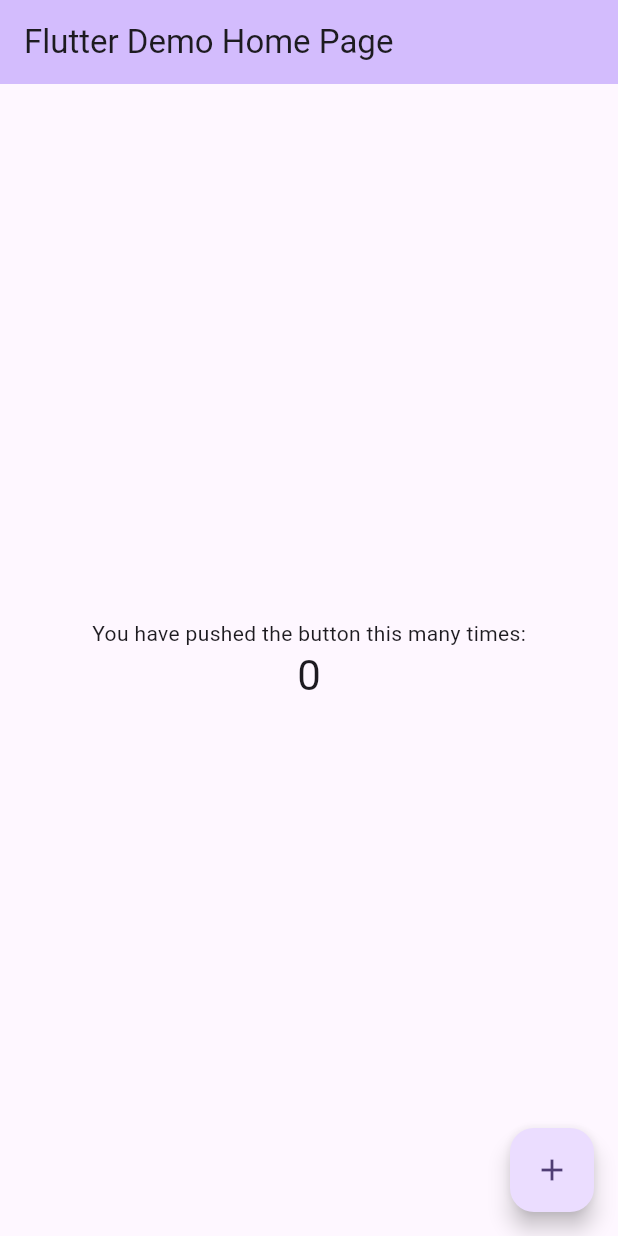
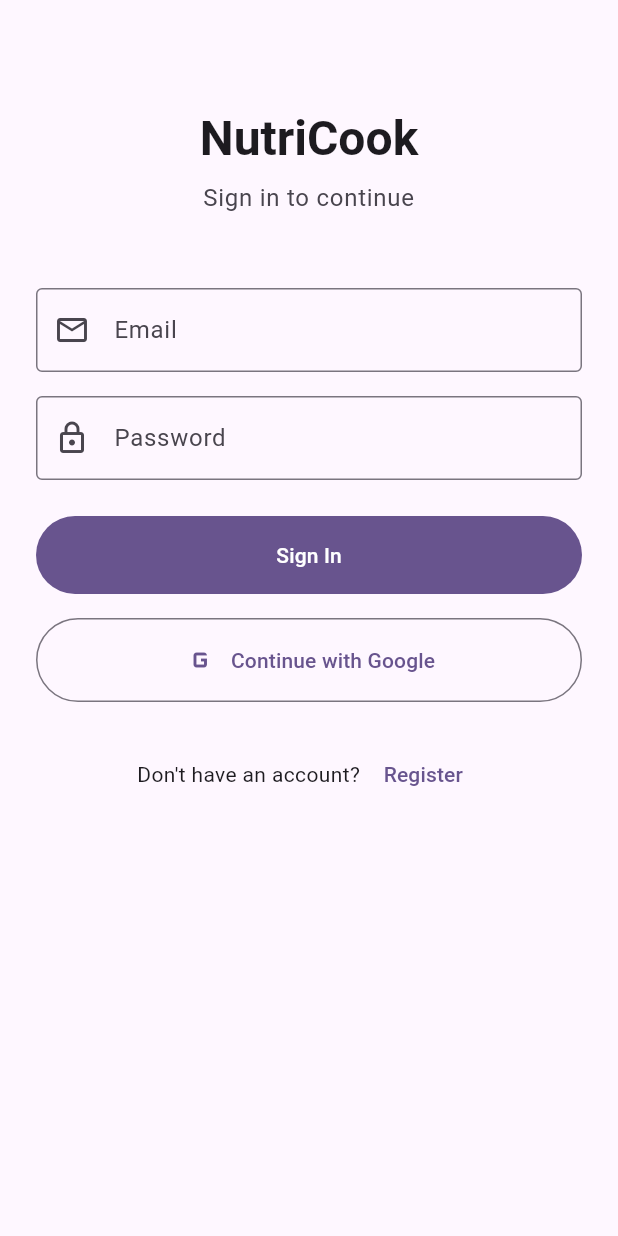
Before and after one commit to cffajardo/nutricook, a Flutter app: the screen it shows after launch, on a phone screen of 412 x 824 dp. Run offline on Flutter 3.47's test engine with Material 3 defaults, Android fonts, the phone set to English and light mode, and no system bars; our stand-ins replace cloud_firestore, firebase_auth, firebase_core, flutter_riverpod, freezed_annotation, google_sign_in; accounts and stored records are empty.

```diff
--- /dev/null
+++ b/lib/features/auth/login_screen.dart
@@ -0,0 +1,209 @@
+import 'package:flutter/material.dart';
+import 'package:flutter_riverpod/flutter_riverpod.dart';
+import 'auth_provider.dart';
+import 'register_screen.dart';
+
+class LoginScreen extends ConsumerStatefulWidget {
+  const LoginScreen({super.key});
+
+  @override
+  ConsumerState<LoginScreen> createState() => _LoginScreenState();
+}
+
+class _LoginScreenState extends ConsumerState<LoginScreen> {
+  final _formKey = GlobalKey<FormState>();
+  final _emailController = TextEditingController();
+  final _passwordController = TextEditingController();
+
+  bool _isLoading = false;
+  String? _errorMessage;
+
+  @override
+  void dispose() {
+    _emailController.dispose();
+    _passwordController.dispose();
+    super.dispose();
+  }
+
+  Future<void> _signInWithEmail() async {
+    if (!_formKey.currentState!.validate()) return;
+    setState(() {
+      _isLoading = true;
+      _errorMessage = null;
+    });
+
+    try {
+      await ref.read(authProvider).signInWithEmail(
+            email: _emailController.text,
+            password: _passwordController.text,
+          );
+      if (mounted) {
+        setState(() => _isLoading = false);
+        ScaffoldMessenger.of(context).showSnackBar(
+          const SnackBar(content: Text('Signed in successfully')),
+        );
+      }
+    } catch (e) {
+      if (mounted) {
+        setState(() {
+          _errorMessage = e.toString().replaceFirst('Exception: ', '');
+          _isLoading = false;
+        });
+      }
+    }
+  }
+
+  Future<void> _signInWithGoogle() async {
+    setState(() {
+      _isLoading = true;
+      _errorMessage = null;
+    });
+
+    try {
+      await ref.read(authProvider).signInWithGoogle();
+      if (mounted) {
+        setState(() => _isLoading = false);
+        ScaffoldMessenger.of(context).showSnackBar(
+          const SnackBar(content: Text('Signed in with Google')),
+        );
+      }
+    } catch (e) {
+      if (mounted) {
+        setState(() {
+          _errorMessage = e.toString().replaceFirst('Exception: ', '');
+          _isLoading = false;
+        });
+      }
+    }
+  }
+
+  void _navigateToRegister() {
+    Navigator.of(context).push(
+      MaterialPageRoute(builder: (_) => const RegisterScreen()),
+    );
+  }
+
+  @override
+  Widget build(BuildContext context) {
+    return Scaffold(
+      body: SafeArea(
+        child: SingleChildScrollView(
+          padding: const EdgeInsets.all(24),
+          child: Form(
+            key: _formKey,
+            child: Column(
+              crossAxisAlignment: CrossAxisAlignment.stretch,
+              children: [
+                const SizedBox(height: 48),
+                Text(
+                  'NutriCook',
+                  style: Theme.of(context).textTheme.headlineLarge?.copyWith(
+                        fontWeight: FontWeight.bold,
+                      ),
+                  textAlign: TextAlign.center,
+                ),
+                const SizedBox(height: 8),
+                Text(
+                  'Sign in to continue',
+                  style: Theme.of(context).textTheme.bodyLarge?.copyWith(
+                        color: Theme.of(context).colorScheme.onSurfaceVariant,
+                      ),
+                  textAlign: TextAlign.center,
+                ),
+                const SizedBox(height: 48),
+                TextFormField(
+                  controller: _emailController,
+                  keyboardType: TextInputType.emailAddress,
+                  textInputAction: TextInputAction.next,
+                  decoration: const InputDecoration(
+                    labelText: 'Email',
+                    hintText: 'you@example.com',
+                    border: OutlineInputBorder(),
+                    prefixIcon: Icon(Icons.email_outlined),
+                  ),
+                  validator: (value) {
+                    if (value == null || value.trim().isEmpty) {
+                      return 'Enter your email';
+                    }
+                    return null;
+                  },
+                ),
+                const SizedBox(height: 16),
+                TextFormField(
+                  controller: _passwordController,
+                  obscureText: true,
+                  textInputAction: TextInputAction.done,
+                  onFieldSubmitted: (_) => _signInWithEmail(),
+                  decoration: const InputDecoration(
+                    labelText: 'Password',
+                    border: OutlineInputBorder(),
+                    prefixIcon: Icon(Icons.lock_outlined),
+                  ),
+                  validator: (value) {
+                    if (value == null || value.isEmpty) {
+                      return 'Enter your password';
+                    }
+                    return null;
+                  },
+                ),
+                if (_errorMessage != null) ...[
+                  const SizedBox(height: 16),
+                  Container(
+                    padding: const EdgeInsets.all(12),
+                    decoration: BoxDecoration(
+                      color: Theme.of(context).colorScheme.errorContainer,
+                      borderRadius: BorderRadius.circular(8),
+                    ),
+                    child: Text(
+                      _errorMessage!,
+                      style: TextStyle(
+                        color: Theme.of(context).colorScheme.onErrorContainer,
+                      ),
+                    ),
+                  ),
+                ],
+                const SizedBox(height: 24),
+                FilledButton(
+                  onPressed: _isLoading ? null : _signInWithEmail,
+                  style: FilledButton.styleFrom(
+                    padding: const EdgeInsets.symmetric(vertical: 16),
+                  ),
+                  child: _isLoading
+                      ? const SizedBox(
+                          height: 20,
+                          width: 20,
+                          child: CircularProgressIndicator(strokeWidth: 2),
+                        )
+                      : const Text('Sign In'),
+                ),
+                const SizedBox(height: 16),
+                OutlinedButton.icon(
+                  onPressed: _isLoading ? null : _signInWithGoogle,
+                  icon: const Icon(Icons.g_mobiledata, size: 24),
+                  label: const Text('Continue with Google'),
+                  style: OutlinedButton.styleFrom(
+                    padding: const EdgeInsets.symmetric(vertical: 16),
+                  ),
+                ),
+                const SizedBox(height: 24),
+                Row(
+                  mainAxisAlignment: MainAxisAlignment.center,
+                  children: [
+                    Text(
+                      "Don't have an account? ",
+                      style: Theme.of(context).textTheme.bodyMedium,
+                    ),
+                    TextButton(
+                      onPressed: _navigateToRegister,
+                      child: const Text('Register'),
+                    ),
+                  ],
+                ),
+              ],
+            ),
+          ),
+        ),
+      ),
+    );
+  }
+}
--- a/lib/main.dart
+++ b/lib/main.dart
@@ -3,6 +3,7 @@ import 'package:firebase_core/firebase_core.dart';
 import 'package:flutter_riverpod/flutter_riverpod.dart';
 import 'package:cloud_firestore/cloud_firestore.dart';
 import 'firebase_options.dart';
+import 'features/auth/login_screen.dart';
 
 
 Future<void> main() async {
@@ -56,9 +57,9 @@ class MyApp extends StatelessWidget {
         //
         // This works for code too, not just values: Most code changes can be
         // tested with just a hot reload.
-        colorScheme: .fromSeed(seedColor: Colors.deepPurple),
+        colorScheme: ColorScheme.fromSeed(seedColor: Colors.deepPurple),
       ),
-      home: const MyHomePage(title: 'Flutter Demo Home Page'),
+      home: const LoginScreen(),
     );
   }
 }
--- a/lib/models/app_user/app_user.dart
+++ b/lib/models/app_user/app_user.dart
@@ -20,7 +20,6 @@ abstract class AppUser with _$AppUser {
   factory AppUser.fromJson(Map<String, dynamic> json) =>
     _$AppUserFromJson(json);
 
-  /// Parses user data from Firestore, supporting both legacy and current field names.
   factory AppUser.fromFirestore(Map<String, dynamic> data) => AppUser.fromJson({
         'id': data['id'] ?? data['uid'],
         'username': data['username'],
```
Also changed, not shown: lib/features/auth/register_screen.dart (added, +181 -0 lines), 3 other files.
